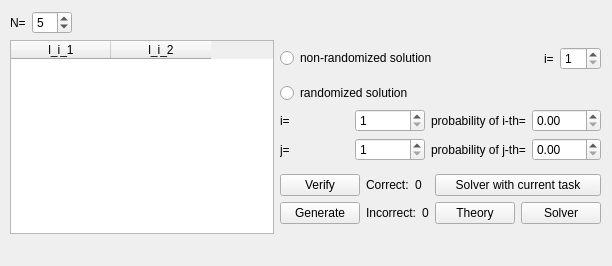
Before: the Qt Designer form src/ui/practicewidget.ui in kr3v/decision-theory_minmax-criteria, drawn with Qt 5.
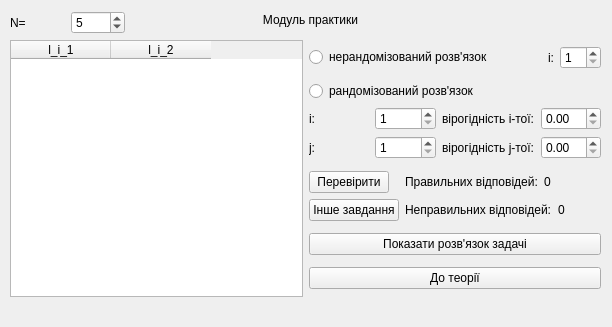
After: the same form once the commit is applied.

Patch:
```diff
--- a/src/ui/practicewidget.ui
+++ b/src/ui/practicewidget.ui
@@ -7,7 +7,7 @@
     <x>0</x>
     <y>0</y>
     <width>612</width>
-    <height>266</height>
+    <height>327</height>
    </rect>
   </property>
   <property name="windowTitle">
@@ -18,7 +18,7 @@
     <rect>
      <x>10</x>
      <y>10</y>
-     <width>62</width>
+     <width>115</width>
      <height>25</height>
     </rect>
    </property>
@@ -48,7 +48,7 @@
      <x>10</x>
      <y>40</y>
      <width>591</width>
-     <height>194</height>
+     <height>257</height>
     </rect>
    </property>
    <layout class="QHBoxLayout" name="horizontalLayout">
@@ -79,7 +79,7 @@
         <item>
          <widget class="QRadioButton" name="radioButton_nonRandomizedSolution">
           <property name="text">
-           <string>non-randomized solution</string>
+           <string>нерандомізований розв'язок</string>
           </property>
          </widget>
         </item>
@@ -99,7 +99,7 @@
         <item>
          <widget class="QLabel" name="label_nonRandomizedSolution_index">
           <property name="text">
-           <string>i=</string>
+           <string>i:</string>
           </property>
          </widget>
         </item>
@@ -117,7 +117,7 @@
         <item>
          <widget class="QRadioButton" name="radioButton_randomizedSolution">
           <property name="text">
-           <string>randomized solution</string>
+           <string>рандомізований розв'язок</string>
           </property>
          </widget>
         </item>
@@ -126,7 +126,7 @@
           <item row="0" column="0">
            <widget class="QLabel" name="label_randomizedSolution_results_i_index">
             <property name="text">
-             <string>i=</string>
+             <string>i:</string>
             </property>
            </widget>
           </item>
@@ -140,7 +140,7 @@
           <item row="0" column="2">
            <widget class="QLabel" name="label_randomizedSolution_results_i_probability">
             <property name="text">
-             <string>probability of i-th=</string>
+             <string>вірогідність i-тої:</string>
             </property>
            </widget>
           </item>
@@ -157,7 +157,7 @@
           <item row="1" column="0">
            <widget class="QLabel" name="label_randomizedSolution_results_j_index">
             <property name="text">
-             <string>j=</string>
+             <string>j:</string>
             </property>
            </widget>
           </item>
@@ -171,7 +171,7 @@
           <item row="1" column="2">
            <widget class="QLabel" name="label_randomizedSolution_results_j_probability">
             <property name="text">
-             <string>probability of j-th=</string>
+             <string>вірогідність j-тої:</string>
             </property>
            </widget>
           </item>
@@ -196,32 +196,12 @@
           <property name="sizeConstraint">
            <enum>QLayout::SetDefaultConstraint</enum>
           </property>
-          <item row="0" column="0">
-           <widget class="QPushButton" name="button_verify">
-            <property name="sizePolicy">
-             <sizepolicy hsizetype="Maximum" vsizetype="Fixed">
-              <horstretch>0</horstretch>
-              <verstretch>0</verstretch>
-             </sizepolicy>
-            </property>
-            <property name="text">
-             <string>Verify</string>
-            </property>
-           </widget>
-          </item>
-          <item row="1" column="0">
-           <widget class="QPushButton" name="button_generate">
-            <property name="text">
-             <string>Generate</string>
-            </property>
-           </widget>
-          </item>
           <item row="0" column="1">
            <layout class="QHBoxLayout" name="layout_correct">
             <item>
              <widget class="QLabel" name="label_correctName">
               <property name="text">
-               <string>Correct:</string>
+               <string>Правильних відповідей:</string>
               </property>
              </widget>
             </item>
@@ -234,12 +214,19 @@
             </item>
            </layout>
           </item>
+          <item row="1" column="0">
+           <widget class="QPushButton" name="button_generate">
+            <property name="text">
+             <string>Інше завдання</string>
+            </property>
+           </widget>
+          </item>
           <item row="1" column="1">
            <layout class="QHBoxLayout" name="layout_incorrect">
             <item>
              <widget class="QLabel" name="label_incorrectName">
               <property name="text">
-               <string>Incorrect:</string>
+               <string>Неправильних відповідей:</string>
               </property>
              </widget>
             </item>
@@ -252,39 +239,37 @@
             </item>
            </layout>
           </item>
-         </layout>
-        </item>
-        <item>
-         <layout class="QVBoxLayout" name="layout_toOtherWindows">
-          <item>
-           <widget class="QPushButton" name="button_toSolverWithCurrentTask">
+          <item row="0" column="0">
+           <widget class="QPushButton" name="button_verify">
+            <property name="sizePolicy">
+             <sizepolicy hsizetype="Maximum" vsizetype="Fixed">
+              <horstretch>0</horstretch>
+              <verstretch>0</verstretch>
+             </sizepolicy>
+            </property>
             <property name="text">
-             <string>Solver with current task</string>
+             <string>Перевірити</string>
             </property>
            </widget>
           </item>
-          <item>
-           <layout class="QHBoxLayout" name="layout_buttons_toStaticWindows">
-            <item>
-             <widget class="QPushButton" name="button_toTheory">
-              <property name="text">
-               <string>Theory</string>
-              </property>
-             </widget>
-            </item>
-            <item>
-             <widget class="QPushButton" name="button_toSolver">
-              <property name="text">
-               <string>Solver</string>
-              </property>
-             </widget>
-            </item>
-           </layout>
-          </item>
          </layout>
         </item>
        </layout>
       </item>
+      <item>
+       <widget class="QPushButton" name="button_toSolverWithCurrentTask">
+        <property name="text">
+         <string>Показати розв'язок задачі</string>
+        </property>
+       </widget>
+      </item>
+      <item>
+       <widget class="QPushButton" name="button_toTheory">
+        <property name="text">
+         <string>До теорії</string>
+        </property>
+       </widget>
+      </item>
      </layout>
     </item>
    </layout>
@@ -293,7 +278,7 @@
    <property name="geometry">
     <rect>
      <x>10</x>
-     <y>240</y>
+     <y>300</y>
      <width>591</width>
      <height>16</height>
     </rect>
@@ -302,6 +287,26 @@
     <string/>
    </property>
   </widget>
+  <widget class="QLabel" name="label">
+   <property name="geometry">
+    <rect>
+     <x>130</x>
+     <y>10</y>
+     <width>361</width>
+     <height>20</height>
+    </rect>
+   </property>
+   <property name="text">
+    <string>Модуль практики</string>
+   </property>
+   <property name="alignment">
+    <set>Qt::AlignCenter</set>
+   </property>
+  </widget>
+  <zorder>label</zorder>
+  <zorder>layoutWidget</zorder>
+  <zorder>layoutWidget</zorder>
+  <zorder>label_error</zorder>
  </widget>
  <resources/>
  <connections/>
```
